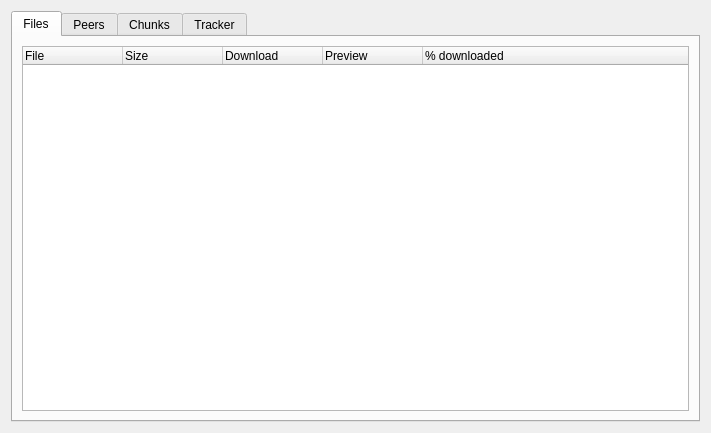
KDE/kget, file transfer-plugins/bittorrent/btadvanceddetailswidget.ui: the form before one commit.
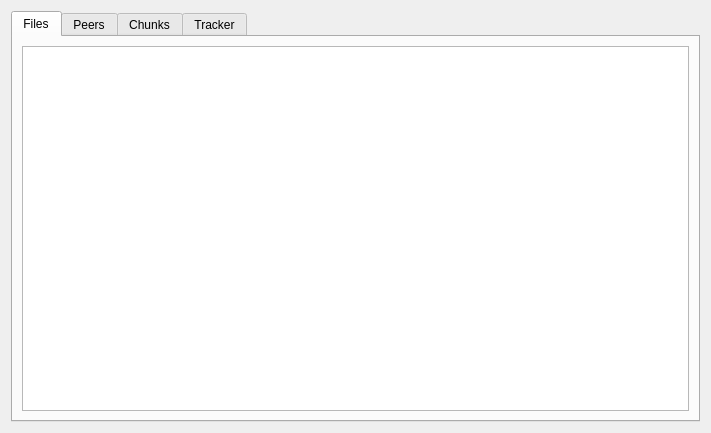
The form after the commit. The open tabs and pages were chosen to show the change. Custom widgets are drawn as their Qt base class.

The edit to the form file:
```diff
--- a/transfer-plugins/bittorrent/btadvanceddetailswidget.ui
+++ b/transfer-plugins/bittorrent/btadvanceddetailswidget.ui
@@ -21,33 +21,7 @@
       </attribute>
       <layout class="QGridLayout" >
        <item row="0" column="0" >
-        <widget class="QTreeWidget" name="filesTreeWidget" >
-         <column>
-          <property name="text" >
-           <string>File</string>
-          </property>
-         </column>
-         <column>
-          <property name="text" >
-           <string>Size</string>
-          </property>
-         </column>
-         <column>
-          <property name="text" >
-           <string>Download</string>
-          </property>
-         </column>
-         <column>
-          <property name="text" >
-           <string>Preview</string>
-          </property>
-         </column>
-         <column>
-          <property name="text" >
-           <string>% downloaded</string>
-          </property>
-         </column>
-        </widget>
+        <widget class="QTreeView" name="fileTreeView" />
        </item>
       </layout>
      </widget>
```
Left out of the diff: 4 changed lines with no effect on the pictures.
